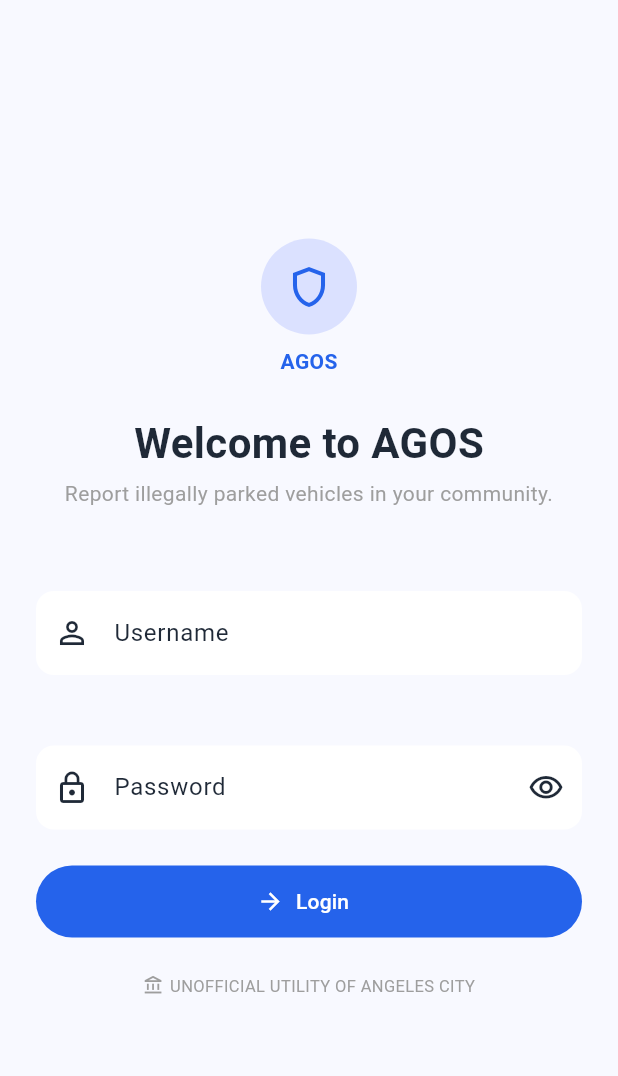
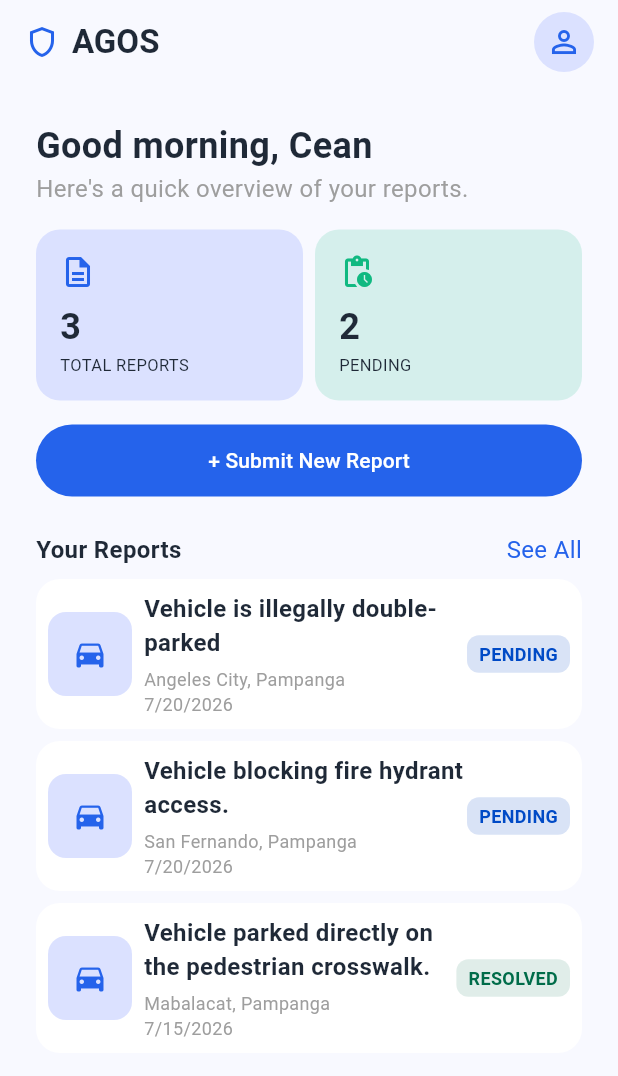
Before and after one commit to Siyanfr/Agos-App-Finals, a Flutter app: the screen it shows after launch, on a phone screen of 412 x 824 dp. Shown: the top 1076 px of the screen. Run offline on Flutter 3.47's test engine with Material 3 defaults, Android fonts, the phone set to English and light mode, and no system bars.

Commit message:
Created the Dashboard for the citizens. Added the codes to widgets that is needed for the said dashboard

```diff
--- a/lib/main.dart
+++ b/lib/main.dart
@@ -1,6 +1,6 @@
 import 'package:flutter/material.dart';
 import 'theme.dart';
-import 'screens/login_screen.dart';
+import 'screens/citizen/citizen_dashboard_screen.dart';
 
 void main() {
   runApp(const AgosApp());
@@ -15,7 +15,7 @@ class AgosApp extends StatelessWidget {
       title: 'AGOS',
       debugShowCheckedModeBanner: false,
       theme: appTheme,
-      home: const LoginScreen(),
+      home: const CitizenDashboardScreen(),
     );
   }
 }
--- a/lib/screens/citizen/citizen_dashboard_screen.dart
+++ b/lib/screens/citizen/citizen_dashboard_screen.dart
@@ -0,0 +1,212 @@
+import 'package:flutter/material.dart';
+import '../../models/report_model.dart';
+import '../../theme.dart';
+import '../../widgets/detail_modal.dart';
+import '../../widgets/detail_row.dart';
+import '../../widgets/navigation_header.dart';
+import '../../widgets/primary_button.dart';
+import '../../widgets/report_card.dart';
+import '../../widgets/stat_summary_card.dart';
+import '../../widgets/status_badge.dart';
+
+class CitizenDashboardScreen extends StatelessWidget {
+  const CitizenDashboardScreen({super.key});
+
+  // Placeholder data until Firestore is wired in.
+  List<Report> get _placeholderReports => [
+        Report(
+          id: 'RPT-2026-07-8921',
+          reporterId: 'citizen1',
+          description:
+              'Vehicle is illegally double-parked, obstructing the roadway and impeding the normal flow of traffic.',
+          locationName: 'Angeles City, Pampanga',
+          timestamp: DateTime(2026, 7, 20, 9, 45),
+          status: 'Pending',
+        ),
+        Report(
+          id: 'RPT-2026-07-8922',
+          reporterId: 'citizen1',
+          description: 'Vehicle blocking fire hydrant access.',
+          locationName: 'San Fernando, Pampanga',
+          timestamp: DateTime(2026, 7, 20, 10, 0),
+          status: 'Pending',
+        ),
+        Report(
+          id: 'RPT-2026-07-8923',
+          reporterId: 'citizen1',
+          description: 'Vehicle parked directly on the pedestrian crosswalk.',
+          locationName: 'Mabalacat, Pampanga',
+          timestamp: DateTime(2026, 7, 15, 14, 0),
+          status: 'Resolved',
+        ),
+      ];
+
+  void _showReportDetails(BuildContext context, Report report) {
+    showDialog(
+      context: context,
+      barrierColor: AppColors.scrim,
+      builder: (context) => DetailModal(
+        title: 'Report Details',
+        onClose: () => Navigator.of(context).pop(),
+        child: Column(
+          crossAxisAlignment: CrossAxisAlignment.start,
+          children: [
+            const SizedBox(height: AppSpacing.md),
+            Stack(
+              children: [
+                ClipRRect(
+                  borderRadius: BorderRadius.circular(AppRadius.medium),
+                  child: Container(
+                    height: 160,
+                    width: double.infinity,
+                    color: AppColors.surfaceTint,
+                    child: const Icon(Icons.directions_car,
+                        size: 48, color: AppColors.primary),
+                  ),
+                ),
+                Positioned(
+                  top: AppSpacing.sm,
+                  right: AppSpacing.sm,
+                  child: StatusBadge(
+                    status: report.status,
+                    label: report.status.toUpperCase(),
+                    onImage: true,
+                  ),
+                ),
+              ],
+            ),
+            const SizedBox(height: AppSpacing.md),
+            const Text(
+              'VIOLATION DESCRIPTION',
+              style: TextStyle(
+                fontSize: 12,
+                fontWeight: FontWeight.bold,
+                letterSpacing: 0.5,
+                color: AppColors.statusPending,
+              ),
+            ),
+            const SizedBox(height: AppSpacing.xs),
+            Text(report.description),
+            const SizedBox(height: AppSpacing.md),
+            DetailRow(
+              icon: Icons.location_on_outlined,
+              label: 'Location',
+              value: report.locationName,
+            ),
+            DetailRow(
+              icon: Icons.access_time,
+              label: 'Submitted',
+              value:
+                  '${report.timestamp.month}/${report.timestamp.day}/${report.timestamp.year}, ${report.timestamp.hour}:${report.timestamp.minute.toString().padLeft(2, '0')}',
+            ),
+            DetailRow(
+              icon: Icons.tag,
+              label: 'ID',
+              value: report.id,
+            ),
+          ],
+        ),
+        actionButton: SizedBox(
+          width: double.infinity,
+          child: PrimaryButton(
+            label: 'Close Details',
+            onPressed: () => Navigator.of(context).pop(),
+          ),
+        ),
+      ),
+    );
+  }
+
+  @override
+  Widget build(BuildContext context) {
+    final reports = _placeholderReports;
+    final pendingCount = reports.where((r) => r.status == 'Pending').length;
+
+    return Scaffold(
+      appBar: NavigationHeader(
+        title: 'AGOS',
+        showBrandIcon: true,
+        actions: [
+          Padding(
+            padding: const EdgeInsets.only(right: AppSpacing.md),
+            child: CircleAvatar(
+              backgroundColor: AppColors.surfaceTint,
+              child: const Icon(Icons.person_outline, color: AppColors.primary),
+            ),
+          ),
+        ],
+      ),
+      body: SafeArea(
+        child: ListView(
+          padding: const EdgeInsets.all(AppSpacing.lg),
+          children: [
+            const Text(
+              'Good morning, Cean',
+              style: TextStyle(fontSize: 24, fontWeight: FontWeight.bold),
+            ),
+            const Text(
+              "Here's a quick overview of your reports.",
+              style: TextStyle(color: Colors.grey),
+            ),
+            const SizedBox(height: AppSpacing.md),
+            Row(
+              children: [
+                StatSummaryCard(
+                  label: 'Total Reports',
+                  count: reports.length,
+                  icon: Icons.description_outlined,
+                ),
+                const SizedBox(width: AppSpacing.sm),
+                StatSummaryCard(
+                  label: 'Pending',
+                  count: pendingCount,
+                  icon: Icons.pending_actions,
+                  highlighted: true,
+                ),
+              ],
+            ),
+            const SizedBox(height: AppSpacing.md),
+            SizedBox(
+              width: double.infinity,
+              child: PrimaryButton(
+                label: '+ Submit New Report',
+                onPressed: () {
+                  // Wired to the real Submit Report screen once it exists.
+                  debugPrint('Navigate to Submit Report');
+                },
+              ),
+            ),
+            const SizedBox(height: AppSpacing.lg),
+            Row(
+              mainAxisAlignment: MainAxisAlignment.spaceBetween,
+              children: [
+                const Text(
+                  'Your Reports',
+                  style: TextStyle(fontWeight: FontWeight.bold, fontSize: 16),
+                ),
+                GestureDetector(
+                  onTap: () => debugPrint('See all tapped'),
+                  child: const Text(
+                    'See All',
+                    style: TextStyle(color: AppColors.primary),
+                  ),
+                ),
+              ],
+            ),
+            const SizedBox(height: AppSpacing.sm),
+            ...reports.map(
+              (report) => ReportCard(
+                reportTitle: report.description.split(',').first,
+                status: report.status,
+                date:
+                    '${report.timestamp.month}/${report.timestamp.day}/${report.timestamp.year}',
+                location: report.locationName,
+                onTap: () => _showReportDetails(context, report),
+              ),
+            ),
+          ],
+        ),
+      ),
+    );
+  }
+}
--- a/lib/widgets/navigation_header.dart
+++ b/lib/widgets/navigation_header.dart
@@ -0,0 +1,53 @@
+import 'package:flutter/material.dart';
+import '../theme.dart';
+
+class NavigationHeader extends StatelessWidget implements PreferredSizeWidget {
+  final String title;
+  final bool showBackButton;
+  final VoidCallback? onBack;
+  final List<Widget>? actions;
+  final bool showBrandIcon;
+
+  const NavigationHeader({
+    super.key,
+    required this.title,
+    this.showBackButton = false,
+    this.onBack,
+    this.actions,
+    this.showBrandIcon = false,
+  });
+
+  @override
+  Size get preferredSize => const Size.fromHeight(kToolbarHeight);
+
+  @override
+  Widget build(BuildContext context) {
+    return AppBar(
+      backgroundColor: AppColors.background,
+      elevation: 0,
+      leading: showBackButton
+          ? IconButton(
+              icon: const Icon(Icons.arrow_back, color: AppColors.onSurface),
+              onPressed: onBack ?? () => Navigator.of(context).pop(),
+            )
+          : null,
+      title: Row(
+        mainAxisSize: MainAxisSize.min,
+        children: [
+          if (showBrandIcon) ...[
+            const Icon(Icons.shield_outlined, color: AppColors.primary),
+            const SizedBox(width: AppSpacing.sm),
+          ],
+          Text(
+            title,
+            style: const TextStyle(
+              color: AppColors.onSurface,
+              fontWeight: FontWeight.bold,
+            ),
+          ),
+        ],
+      ),
+      actions: actions,
+    );
+  }
+}
--- a/lib/widgets/report_card.dart
+++ b/lib/widgets/report_card.dart
@@ -0,0 +1,81 @@
+import 'package:flutter/material.dart';
+import '../theme.dart';
+import 'status_badge.dart';
+
+class ReportCard extends StatelessWidget {
+  final String reportTitle;
+  final String status;
+  final String date;
+  final String location;
+  final String? imageUrl;
+  final VoidCallback onTap;
+
+  const ReportCard({
+    super.key,
+    required this.reportTitle,
+    required this.status,
+    required this.date,
+    required this.location,
+    this.imageUrl,
+    required this.onTap,
+  });
+
+  @override
+  Widget build(BuildContext context) {
+    return InkWell(
+      onTap: onTap,
+      borderRadius: BorderRadius.circular(AppRadius.large),
+      child: Container(
+        margin: const EdgeInsets.only(bottom: AppSpacing.sm),
+        padding: const EdgeInsets.all(AppSpacing.sm),
+        decoration: BoxDecoration(
+          color: AppColors.surface,
+          borderRadius: BorderRadius.circular(AppRadius.large),
+        ),
+        child: Row(
+          children: [
+            ClipRRect(
+              borderRadius: BorderRadius.circular(AppRadius.medium),
+              child: imageUrl == null
+                  ? Container(
+                      width: 56,
+                      height: 56,
+                      color: AppColors.surfaceTint,
+                      child: const Icon(Icons.directions_car,
+                          color: AppColors.primary),
+                    )
+                  : Image.network(
+                      imageUrl!,
+                      width: 56,
+                      height: 56,
+                      fit: BoxFit.cover,
+                    ),
+            ),
+            const SizedBox(width: AppSpacing.sm),
+            Expanded(
+              child: Column(
+                crossAxisAlignment: CrossAxisAlignment.start,
+                children: [
+                  Text(
+                    reportTitle,
+                    style: const TextStyle(fontWeight: FontWeight.w600),
+                  ),
+                  const SizedBox(height: AppSpacing.xs),
+                  Text(
+                    location,
+                    style: const TextStyle(fontSize: 12, color: Colors.grey),
+                  ),
+                  Text(
+                    date,
+                    style: const TextStyle(fontSize: 12, color: Colors.grey),
+                  ),
+                ],
+              ),
+            ),
+            StatusBadge(status: status, label: status.toUpperCase()),
+          ],
+        ),
+      ),
+    );
+  }
+}
--- a/lib/widgets/stat_summary_card.dart
+++ b/lib/widgets/stat_summary_card.dart
@@ -0,0 +1,48 @@
+import 'package:flutter/material.dart';
+import '../theme.dart';
+
+class StatSummaryCard extends StatelessWidget {
+  final String label;
+  final int count;
+  final IconData icon;
+  final bool highlighted;
+
+  const StatSummaryCard({
+    super.key,
+    required this.label,
+    required this.count,
+    required this.icon,
+    this.highlighted = false,
+  });
+
+  @override
+  Widget build(BuildContext context) {
+    return Expanded(
+      child: Container(
+        padding: const EdgeInsets.all(AppSpacing.md),
+        decoration: BoxDecoration(
+          color: highlighted ? AppColors.secondary.withOpacity(0.15) : AppColors.surfaceTint,
+          borderRadius: BorderRadius.circular(AppRadius.large),
+        ),
+        child: Column(
+          crossAxisAlignment: CrossAxisAlignment.start,
+          children: [
+            Icon(
+              icon,
+              color: highlighted ? AppColors.secondary : AppColors.primary,
+            ),
+            const SizedBox(height: AppSpacing.sm),
+            Text(
+              '$count',
+              style: const TextStyle(fontSize: 24, fontWeight: FontWeight.bold),
+            ),
+            Text(
+              label.toUpperCase(),
+              style: const TextStyle(fontSize: 11, color: AppColors.onSurface),
+            ),
+          ],
+        ),
+      ),
+    );
+  }
+}
```
Also changed, not shown: lib/widgets/detail_modal.dart (+57 -0 lines).
